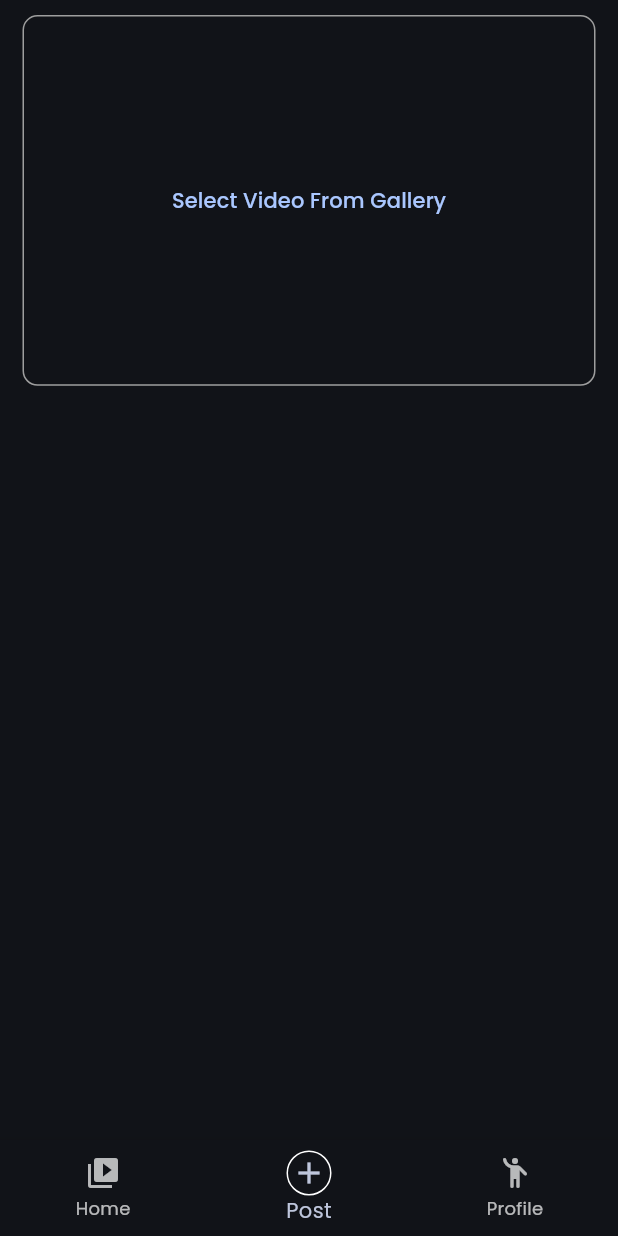
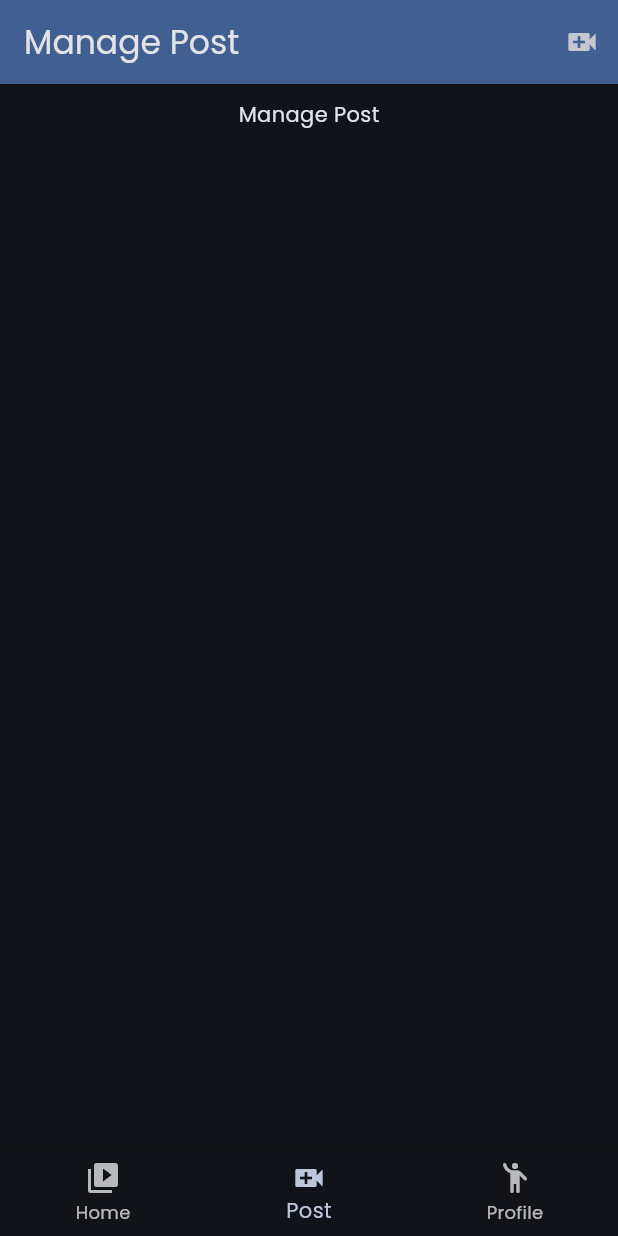
Before and after one commit to Sparsh327/Metube, a Flutter app: the BottomNavPage screen opened directly, item 2 of the bottom bar chosen, on a phone screen of 412 x 824 dp. Run offline on Flutter 3.47's test engine with Material 3 defaults, Android fonts, the phone set to English and light mode, and no system bars; our stand-ins replace file_picker, flutter_bloc, fpdart, get_it, google_fonts, internet_connection_checker_plus and 2 more; missing offline and left inert: get_thumbnail_video; accounts and stored records are empty.

Commit message:
integrated post video module

```diff
--- a/lib/features/main/presentation/pages/main_page.dart
+++ b/lib/features/main/presentation/pages/main_page.dart
@@ -1,7 +1,7 @@
 import 'package:flutter/material.dart';
+import 'package:metube/features/post/presentation/pages/manage_post_page.dart';
 
 import '../../../home/home_page.dart';
-import '../../../post/presentation/add_post.dart';
 import '../../../profile/profile_page.dart';
 
 class BottomNavPage extends StatefulWidget {
@@ -15,7 +15,7 @@ class _BottomNavPageState extends State<BottomNavPage> {
   int _selectedIndex = 0;
   final List<Widget> _widgetOptions = const [
     HomePage(),
-    AddPost(),
+    ManagePostPage(),
     ProfilePage()
   ];
   @override
@@ -32,24 +32,16 @@ class _BottomNavPageState extends State<BottomNavPage> {
           });
         },
         type: BottomNavigationBarType.fixed,
-        items: [
-          const BottomNavigationBarItem(
+        items: const [
+          BottomNavigationBarItem(
             icon: Icon(Icons.video_collection),
             label: "Home",
           ),
           BottomNavigationBarItem(
-            icon: Container(
-                decoration: BoxDecoration(
-                  shape: BoxShape.circle,
-                  border: Border.all(color: Colors.white),
-                ),
-                child: const Padding(
-                  padding: EdgeInsets.all(2),
-                  child: Icon(Icons.add),
-                )),
+            icon: Icon(Icons.video_call),
             label: "Post",
           ),
-          const BottomNavigationBarItem(
+          BottomNavigationBarItem(
             icon: Icon(Icons.emoji_people_rounded),
             label: "Profile",
           ),
--- /dev/null
+++ b/lib/features/post/domain/entities/post.dart
@@ -0,0 +1,23 @@
+class Post {
+  final String id;
+  final String title;
+  final String description;
+  final String videoUrl;
+  final String thumbnailUrl;
+  final String userId;
+  final String username;
+  final DateTime createdAt;
+  final DateTime updatedAt;
+
+  Post({
+    required this.id,
+    required this.title,
+    required this.description,
+    required this.videoUrl,
+    required this.thumbnailUrl,
+    required this.userId,
+    required this.username,
+    required this.createdAt,
+    required this.updatedAt,
+  });
+}
--- a/lib/features/post/presentation/add_post.dart
+++ /dev/null
@@ -1,64 +0,0 @@
-import 'dart:developer';
-
-import 'package:flutter/material.dart';
-import 'package:metube/core/utils/video_picker.dart';
-
-class AddPost extends StatelessWidget {
-  const AddPost({super.key});
-
-  @override
-  Widget build(BuildContext context) {
-    return const Scaffold(
-        body: SafeArea(
-      child: Padding(
-        padding: EdgeInsets.symmetric(horizontal: 15, vertical: 10),
-        child: Column(
-          children: [AddVideoPost()],
-        ),
-      ),
-    ));
-  }
-}
-
-class AddVideoPost extends StatefulWidget {
-  const AddVideoPost({super.key});
-
-  @override
-  State<AddVideoPost> createState() => _AddVideoPostState();
-}
-
-class _AddVideoPostState extends State<AddVideoPost> {
-  @override
-  Widget build(BuildContext context) {
-    Future<void> handleVideoSelection() async {
-      final (videoFile, error) = await VideoPickerService().pickVideo();
-
-      if (error != null) {
-        // Handle error through bloc events
-        return;
-      }
-
-      if (videoFile != null) {
-        // Process video
-        final String path = videoFile.path;
-        log(path);
-      }
-    }
-
-    final size = MediaQuery.of(context).size;
-    return Container(
-      height: size.height * 0.3,
-      width: size.width,
-      decoration: BoxDecoration(
-        border: Border.all(color: Colors.grey),
-        borderRadius: BorderRadius.circular(10),
-      ),
-      child: Center(
-          child: TextButton(
-              onPressed: () {
-                handleVideoSelection();
-              },
-              child: const Text("Select Video From Gallery"))),
-    );
-  }
-}
--- /dev/null
+++ b/lib/features/post/presentation/pages/manage_post_page.dart
@@ -0,0 +1,34 @@
+import 'package:flutter/material.dart';
+import 'package:metube/features/post/presentation/pages/add_post.dart';
+
+class ManagePostPage extends StatelessWidget {
+  const ManagePostPage({super.key});
+
+  @override
+  Widget build(BuildContext context) {
+    return Scaffold(
+      appBar: AppBar(
+        title: const Text("Manage Post"),
+        actions: [
+          IconButton(
+            onPressed: () {
+              Navigator.push(
+                  context, MaterialPageRoute(builder: (_) => const AddPost()));
+            },
+            icon: const Icon(Icons.video_call),
+          ),
+        ],
+      ),
+      body: const Padding(
+        padding: EdgeInsets.symmetric(horizontal: 15, vertical: 10),
+        child: Column(
+          children: [
+            Center(
+              child: Text("Manage Post"),
+            ),
+          ],
+        ),
+      ),
+    );
+  }
+}
--- a/lib/main.dart
+++ b/lib/main.dart
@@ -4,6 +4,7 @@ import 'package:metube/app/splash.dart';
 import 'package:metube/core/app_user/app_user_cubit.dart';
 import 'package:metube/features/auth/pesentation/bloc/auth_bloc.dart';
 import 'package:metube/features/init_dependencies.dart';
+import 'package:metube/features/post/presentation/bloc/post_bloc.dart';
 import 'core/fonts/util.dart';
 import 'core/theme/theme.dart';
 
@@ -18,6 +19,9 @@ Future<void> main() async {
         ),
         BlocProvider(
           create: (_) => serviceLocator<AuthBloc>(),
+        ),
+        BlocProvider(
+          create: (_) => serviceLocator<PostBloc>(),
         ),
       ],
       child: const MyApp(),
--- a/pubspec.yaml
+++ b/pubspec.yaml
@@ -44,6 +44,8 @@ dependencies:
   file_picker: ^8.0.5
   video_player: ^2.9.2
   get_thumbnail_video: ^0.6.1
+  path_provider: ^2.1.4
+  uuid: ^4.5.1
 
 dev_dependencies:
   flutter_test:
```
Also changed, not shown: lib/core/utils/video_picker.dart (+21 -1 lines), lib/features/init_dependencies.dart (+43 -14 lines), lib/features/post/data/datasources/post_remote_data_source.dart (added, +59 -0 lines), lib/features/post/data/model/post_model.dart (added, +70 -0 lines), lib/features/post/data/repositories/post_repository_impl.dart (added, +53 -0 lines), lib/features/post/domain/repository/post_repository.dart (added, +16 -0 lines), lib/features/post/domain/usecases/upload_post.dart (added, +40 -0 lines), lib/features/post/presentation/bloc/post_bloc.dart (added, +34 -0 lines), lib/features/post/presentation/bloc/post_event.dart (added, +22 -0 lines), lib/features/post/presentation/bloc/post_state.dart (added, +15 -0 lines), lib/features/post/presentation/pages/add_post.dart (added, +177 -0 lines), pubspec.lock.
